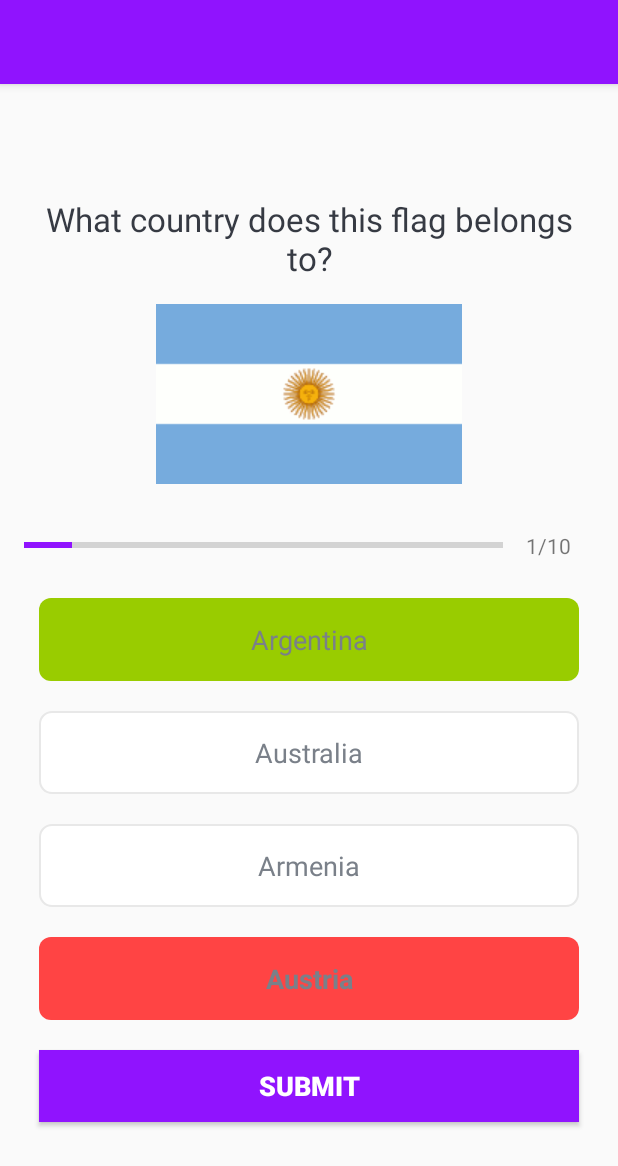
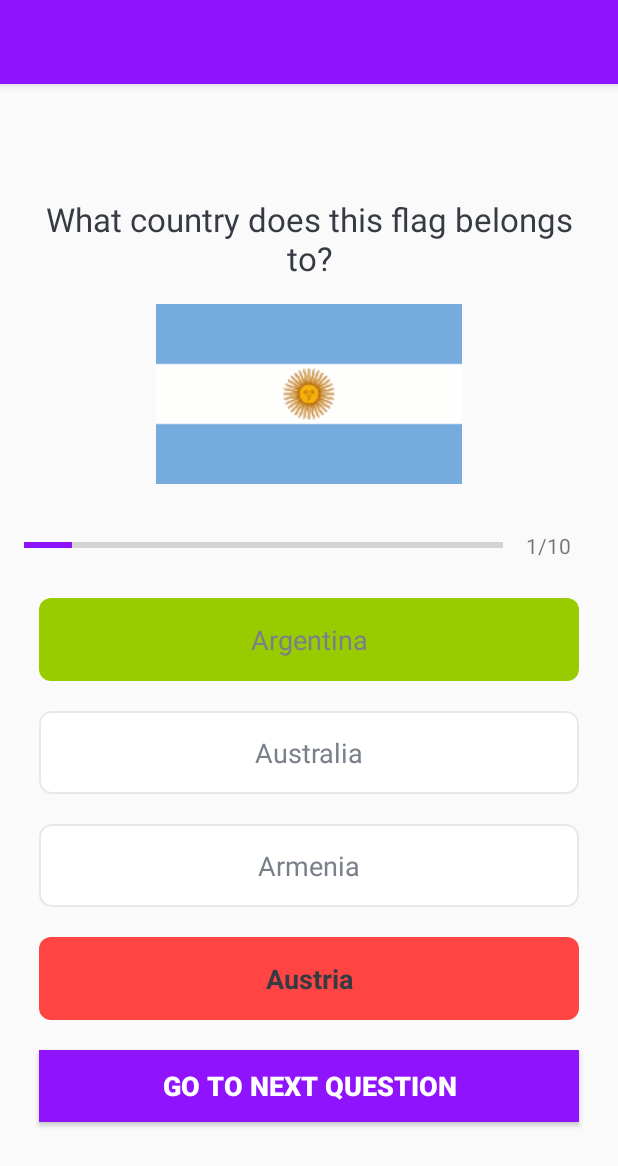
Before and after one commit to im-somax/QuizApp, an Android app: the QuizQuestionActivity screen opened directly, with no data from a screen before it, after a tap on "SUBMIT", on a phone screen of 412 x 824 dp. Shown: the top 1166 px of the screen. Run offline under Robolectric (Android 15) with nearby library versions, the phone set to English and light mode, and no system bars; 1 other tap on this screen came first.

Commit message:
Fixed some bugs

```diff
--- a/app/src/main/java/com/example/quizapp/QuizQuestionActivity.kt
+++ b/app/src/main/java/com/example/quizapp/QuizQuestionActivity.kt
@@ -93,7 +93,8 @@ class QuizQuestionActivity : AppCompatActivity(), View.OnClickListener {
                     mCurrentPosition ++
 
                     when{
-                        mCurrentPosition <= mQuestionList!!.size->{
+                        mCurrentPosition <= mQuestionList!!.size
+                        ->{
                             setQuestion()
                         }else->{
                         val intent = Intent(this, ResultActivity::class.java)
@@ -112,6 +113,14 @@ class QuizQuestionActivity : AppCompatActivity(), View.OnClickListener {
                         mCorrectAnswers++
                     }
                     answerView(question.correctAnswer, R.drawable.correct_option_border_bg)
+
+                    if (mCurrentPosition == mQuestionList!!.size) {
+                        btn_submit.text = "FINISH"
+                    } else {
+                        btn_submit.text = "GO TO NEXT QUESTION"
+                    }
+
+                    mSelectedOptionPosition = 0
                 }
             }
         }
@@ -145,7 +154,7 @@ class QuizQuestionActivity : AppCompatActivity(), View.OnClickListener {
         defaultOptionView()
         mSelectedOptionPosition = selectedOptionNum
 
-        tv.setTextColor(Color.parseColor("#7363A43"))
+        tv.setTextColor(Color.parseColor("#363A43"))
         tv.setTypeface(tv.typeface, Typeface.BOLD)
         tv.background = ContextCompat.getDrawable(
             this@QuizQuestionActivity,
--- a/app/src/main/res/layout/activity_quiz_question.xml
+++ b/app/src/main/res/layout/activity_quiz_question.xml
@@ -58,6 +58,7 @@
                 android:textSize="14sp"
                 tools:text="0/10"/>
         </LinearLayout>
+
         <TextView
             android:id="@+id/tv_option_one"
             android:layout_width="match_parent"
@@ -68,7 +69,8 @@
             android:padding="15dp"
             android:textColor="#7A8089"
             android:textSize="18sp"
-            tools:text="Apple"/>
+            tools:text="Apple" />
+
         <TextView
             android:id="@+id/tv_option_two"
             android:layout_width="match_parent"
```
